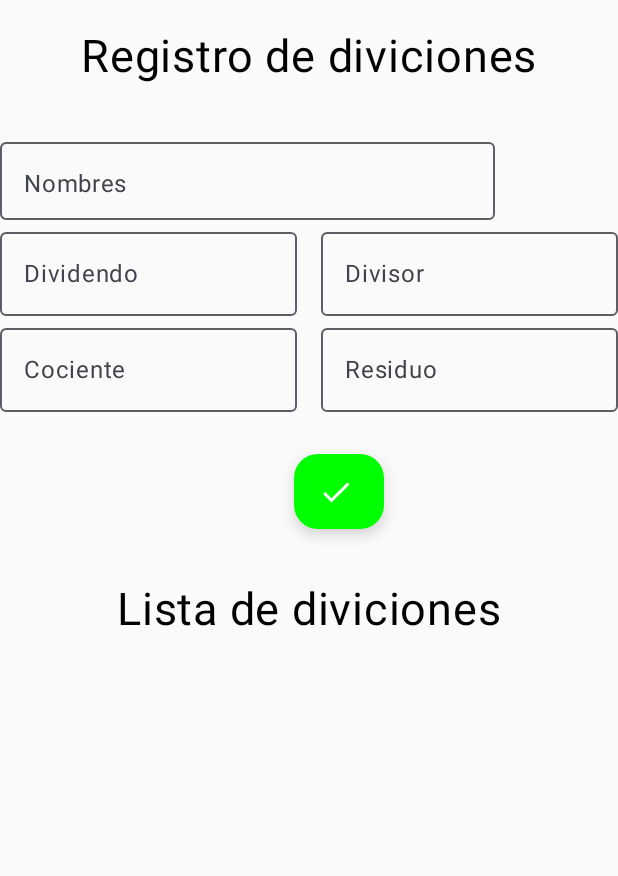
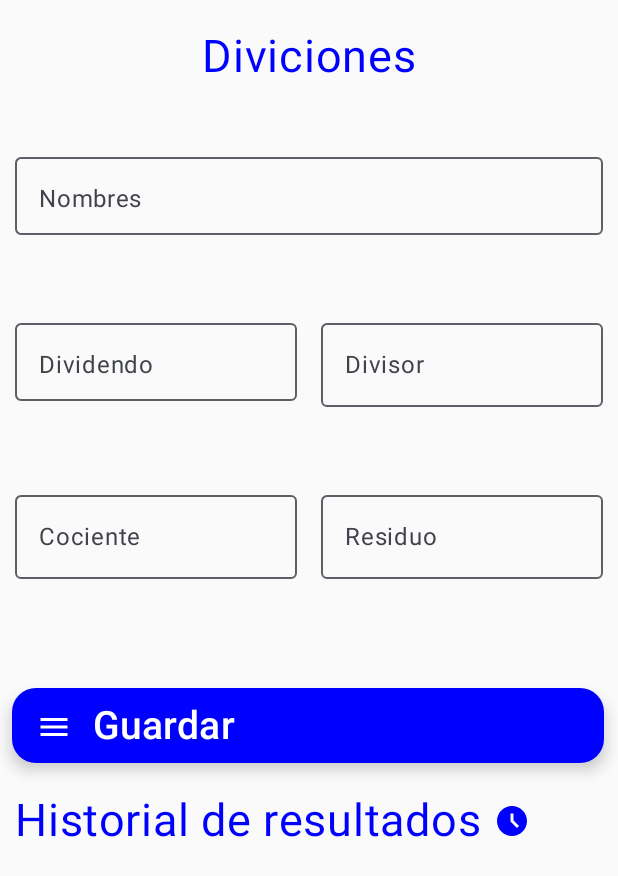
Before and after one commit to Wandy-Parzy/Wandy_p1_ap2, an Android app built with Jetpack Compose: the screen it shows after launch (MainActivity), on a phone screen of 412 x 824 dp. Shown: the top 876 px of the screen. Run offline under Robolectric (Android 15) with nearby library versions, the phone set to English and light mode, and no system bars; our stand-ins replace Dagger/Hilt's generated code, Room's generated code.

Commit message:
Registro Terminado 90%

```diff
--- a/app/src/main/java/com/example/wandy_p1_ap2/ui/dividir/DividirScreen.kt
+++ b/app/src/main/java/com/example/wandy_p1_ap2/ui/dividir/DividirScreen.kt
@@ -1,12 +1,11 @@
 package com.example.wandy_p1_ap2.ui.dividir
 
+import android.content.Context
 import androidx.compose.foundation.background
-import androidx.compose.foundation.clickable
 import androidx.compose.foundation.layout.Box
 import androidx.compose.foundation.layout.Column
 import androidx.compose.foundation.layout.Row
 import androidx.compose.foundation.layout.Spacer
-import androidx.compose.foundation.layout.fillMaxHeight
 import androidx.compose.foundation.layout.fillMaxWidth
 import androidx.compose.foundation.layout.height
 import androidx.compose.foundation.layout.padding
@@ -18,7 +17,8 @@ import androidx.compose.foundation.lazy.LazyColumn
 import androidx.compose.foundation.lazy.items
 import androidx.compose.foundation.text.KeyboardOptions
 import androidx.compose.material.icons.Icons
-import androidx.compose.material.icons.filled.Check
+import androidx.compose.material.icons.filled.Delete
+import androidx.compose.material.icons.filled.Menu
 import androidx.compose.material3.Divider
 import androidx.compose.material3.ExperimentalMaterial3Api
 import androidx.compose.material3.ExtendedFloatingActionButton
@@ -32,16 +32,17 @@ import androidx.compose.runtime.getValue
 import androidx.compose.ui.Alignment
 import androidx.compose.ui.Modifier
 import androidx.compose.ui.graphics.Color
+import androidx.compose.ui.res.painterResource
 import androidx.compose.ui.text.input.KeyboardType
 import androidx.compose.ui.unit.dp
 import androidx.compose.ui.unit.sp
 import androidx.hilt.navigation.compose.hiltViewModel
+import com.example.wandy_p1_ap2.R
 import com.example.wandy_p1_ap2.data.local.entity.DividirEntity
 
 
 @Composable
 fun DividirScreen(viewModel: DividirViewModel = hiltViewModel()) {
-
     Column(
         Modifier
             .fillMaxWidth()
@@ -49,7 +50,8 @@ fun DividirScreen(viewModel: DividirViewModel = hiltViewModel()) {
     ) {
         Spacer(modifier = Modifier.padding(10.dp))
         Text(
-            text = "Registro de diviciones", fontSize = 30.sp,
+            text = "Diviciones", fontSize = 30.sp,
+            color = Color.Blue,
             modifier = Modifier
                 .fillMaxWidth()
                 .wrapContentSize(Alignment.Center)
@@ -58,17 +60,32 @@ fun DividirScreen(viewModel: DividirViewModel = hiltViewModel()) {
         Spacer(modifier = Modifier.padding(15.dp))
         DividirCuerpo(viewModel)
 
-        Spacer(modifier = Modifier.padding(18.dp))
+        Spacer(modifier = Modifier.padding(5.dp))
+        Box(
+            modifier = Modifier.fillMaxWidth()
+        ) {
+            Row(
+                verticalAlignment = Alignment.CenterVertically,
+                modifier = Modifier.padding(10.dp)
+            ) {
                 Text(
-            text = "Lista de diviciones", fontSize = 30.sp,
-            modifier = Modifier
-                .fillMaxWidth()
-                .wrapContentSize(Alignment.Center)
+                    text = "Historial de resultados",
+                    fontSize = 30.sp,
+                    color = Color.Blue
                 )
+                Spacer(modifier = Modifier.width(8.dp)) // Añade espacio entre el texto y el icono
+                Icon(
+                    painterResource(id = R.drawable.access_time),
+                    contentDescription = "Historial",
+                    tint = Color.Blue,
+                    modifier = Modifier.size(24.dp)
+                )
+            }
+        }
+
         Spacer(modifier = Modifier.padding(10.dp))
         val uiState by viewModel.uiState.collectAsState()
-        DividirListScreen(uiState.dividirList ){
-        }
+        DividirListScreen(uiState.dividirList)
     }
 }
 
@@ -81,12 +98,13 @@ private fun DividirCuerpo(
         modifier = Modifier
             .fillMaxWidth()
             .wrapContentSize(Alignment.Center)
+            .padding(10.dp)
     ) {
 
         //Nombres
         OutlinedTextField(
             modifier = Modifier
-                .size(330.dp, 60.dp)
+                .size(470.dp, 60.dp)
                 .fillMaxWidth(),
             value = viewModel.Nombres,
             onValueChange = viewModel::nombresChanged,
@@ -102,6 +120,8 @@ private fun DividirCuerpo(
             )
         }
 
+        Spacer(modifier = Modifier.padding(25.dp))
+        //Dividendo
         Row {
             Column(
                 modifier = Modifier
@@ -110,6 +130,7 @@ private fun DividirCuerpo(
             ) {
                 OutlinedTextField(
                     modifier = Modifier
+                        .size(470.dp, 60.dp)
                         .fillMaxWidth(),
                     value = viewModel.Dividendo,
                     onValueChange = viewModel::dividendoChanged,
@@ -126,7 +147,7 @@ private fun DividirCuerpo(
                     )
                 }
             }
-
+            //Divisor
             Column(
                 modifier = Modifier
                     .weight(1f)
@@ -152,6 +173,8 @@ private fun DividirCuerpo(
             }
         }
 
+        Spacer(modifier = Modifier.padding(25.dp))
+        //Cociente
         Row {
             Column(
                 modifier = Modifier
@@ -176,7 +199,7 @@ private fun DividirCuerpo(
                     )
                 }
             }
-
+            //Residuo
             Column(
                 modifier = Modifier
                     .weight(1f)
@@ -201,34 +224,30 @@ private fun DividirCuerpo(
                 }
             }
         }
-
     }
 
-    Spacer(modifier = Modifier.padding(14.dp))
-    Column(
-        modifier = Modifier
-            .fillMaxWidth()
-            .wrapContentSize(Alignment.Center)
-    ) {
+    Spacer(modifier = Modifier.padding(31.dp))
+
     Row(
         modifier = Modifier
             .fillMaxWidth()
-                .wrapContentSize(Alignment.Center)
+            .padding(start = 8.dp, end = 9.dp)
     ) {
-
-            Spacer(modifier = Modifier.padding(20.dp))
-            Box()
-            {
         ExtendedFloatingActionButton(
             modifier = Modifier
-                        .size(60.dp, 50.dp),
-                    containerColor = Color.Green,
-                    text = { Text("") },
+                .size(470.dp, 50.dp),
+            containerColor = Color.Blue,
+            text = { Text("Guardar", fontSize = 26.sp, color = Color.White, modifier = Modifier
+                .fillMaxWidth()
+                .wrapContentSize(Alignment.CenterStart)) },
             icon = {
                 Icon(
-                            imageVector = Icons.Filled.Check,
+                    imageVector = Icons.Filled.Menu,
                     contentDescription = "Save",
-                            tint = Color.White
+                    tint = Color.White,
+                    modifier = Modifier
+                        .size(26.dp)
+                        .wrapContentSize(Alignment.CenterStart)
                 )
             },
             onClick = {
@@ -237,34 +256,29 @@ private fun DividirCuerpo(
         )
     }
 }
-    }
-}
 
 @Composable
-private fun DividirListScreen(dividirList: List<DividirEntity>, DividirClick: (Int) -> Unit) {
+private fun DividirListScreen(dividirList: List<DividirEntity>) {
     LazyColumn {
         items(dividirList) { dividir ->
-            DividirRow(dividir){
-                DividirClick(it)
-            }
+            DividirRow(dividir)
         }
     }
 }
 
 @Composable
-private fun DividirRow(dividir: DividirEntity, DividirClick: (Int) -> Unit) {
+private fun DividirRow(dividir: DividirEntity) {
     val viewModel: DividirViewModel = hiltViewModel()
     Column(
         modifier = Modifier
             .fillMaxWidth()
             .wrapContentHeight(Alignment.CenterVertically)
-            .clickable(onClick = {DividirClick(dividir.dividirid!!)})
     ) {
         Divider(Modifier.fillMaxWidth())
 
         // Nombre
         Text(
-            text = dividir.Nombres,
+            text = "Nombre: ${dividir.Nombres}",
             style = MaterialTheme.typography.bodySmall,
             modifier = Modifier
                 .fillMaxWidth()
@@ -285,7 +299,7 @@ private fun DividirRow(dividir: DividirEntity, DividirClick: (Int) -> Unit) {
                 .padding(8.dp)
         ) {
             Text(
-                text = String.format("$ %.2f", dividir.Dividendo),
+                text = "Dividendo: ${dividir.Dividendo }",
                 style = MaterialTheme.typography.bodySmall,
                 modifier = Modifier.weight(1f)
             )
@@ -296,7 +310,7 @@ private fun DividirRow(dividir: DividirEntity, DividirClick: (Int) -> Unit) {
             )
 
             Text(
-                text = String.format("$ %.2f", dividir.Divisor),
+                text = "Divisor: ${dividir.Divisor }",
                 style = MaterialTheme.typography.bodySmall,
                 modifier = Modifier.weight(1f)
             )
@@ -316,7 +330,7 @@ private fun DividirRow(dividir: DividirEntity, DividirClick: (Int) -> Unit) {
                 .padding(8.dp)
         ) {
             Text(
-                text = String.format("$ %.2f", dividir.Cociente),
+                text = "Cociente: ${dividir.Cociente }",
                 style = MaterialTheme.typography.bodySmall,
                 modifier = Modifier.weight(1f)
             )
@@ -327,13 +341,31 @@ private fun DividirRow(dividir: DividirEntity, DividirClick: (Int) -> Unit) {
             )
 
             Text(
-                text = String.format("$ %.2f", dividir.Residuo),
+                text = "Residuo: ${dividir.Residuo }",
                 style = MaterialTheme.typography.bodySmall,
                 modifier = Modifier.weight(1f)
+            )
+
+            ExtendedFloatingActionButton(
+                modifier = Modifier
+                    .size(50.dp, 50.dp),
+                containerColor = Color.Red,
+                text = { Text("", fontSize = 26.sp, color = Color.White) },
+                icon = {
+                    Icon(
+                        imageVector = Icons.Filled.Delete,
+                        contentDescription = "delete",
+                        tint = Color.White,
+                        modifier = Modifier.size(26.dp)
+                    )
+                },
+                onClick = {
+                    viewModel.eliminar(dividir)
+                }
             )
         }
 
         Divider(Modifier.fillMaxWidth())
-
+        Spacer(modifier = Modifier.padding(14.dp))
     }
 }
```
Also changed, not shown: app/src/main/java/com/example/wandy_p1_ap2/ui/dividir/DividirViewModel.kt (+64 -21 lines). Lines whose indentation alone changed are shown as unchanged.
